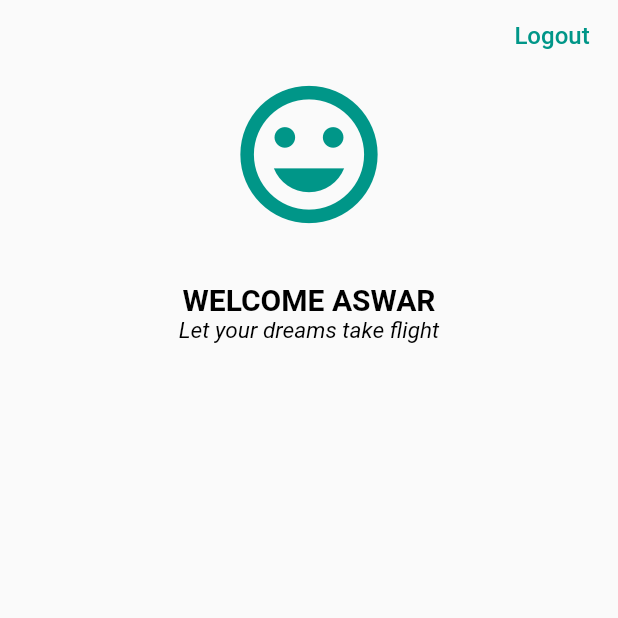
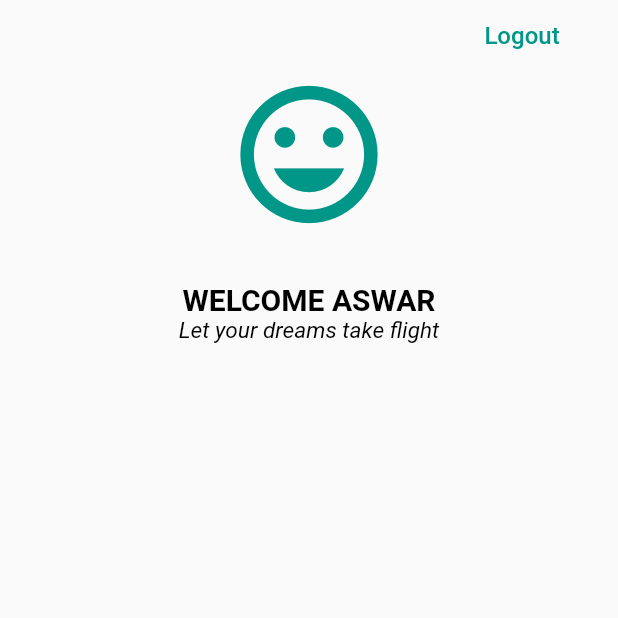
Before and after one commit to arunka02/project_ibs, a Flutter app: the Dashboard screen opened by its route, on a phone screen of 412 x 824 dp, the top half of it. Run offline on Flutter 3.47's test engine with Material 2 defaults, Android fonts, the phone set to English and light mode, and no system bars; our stand-ins replace flutter_conditional_rendering.

```diff
--- a/lib/screens/dashboard.dart
+++ b/lib/screens/dashboard.dart
@@ -53,7 +53,7 @@ class Dashboard extends StatelessWidget {
       body: Center(
         child: ListView(
           // shrinkWrap: true,
-          padding: EdgeInsets.only(bottom: 50),
+          padding: EdgeInsets.symmetric(horizontal: 20),
           children: <Widget>[
             Align(alignment: Alignment.topRight, child: buttonLogout),
             avatar,
```
